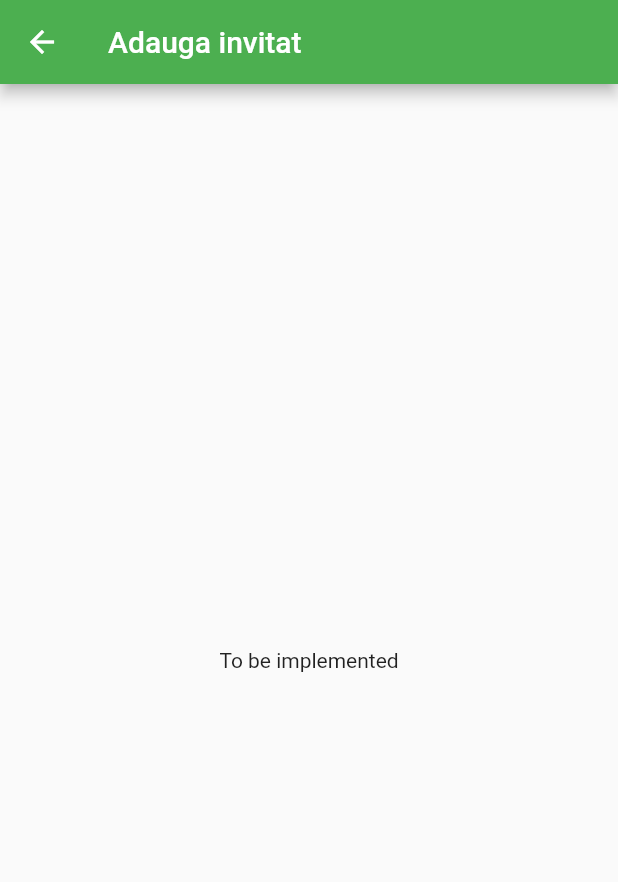
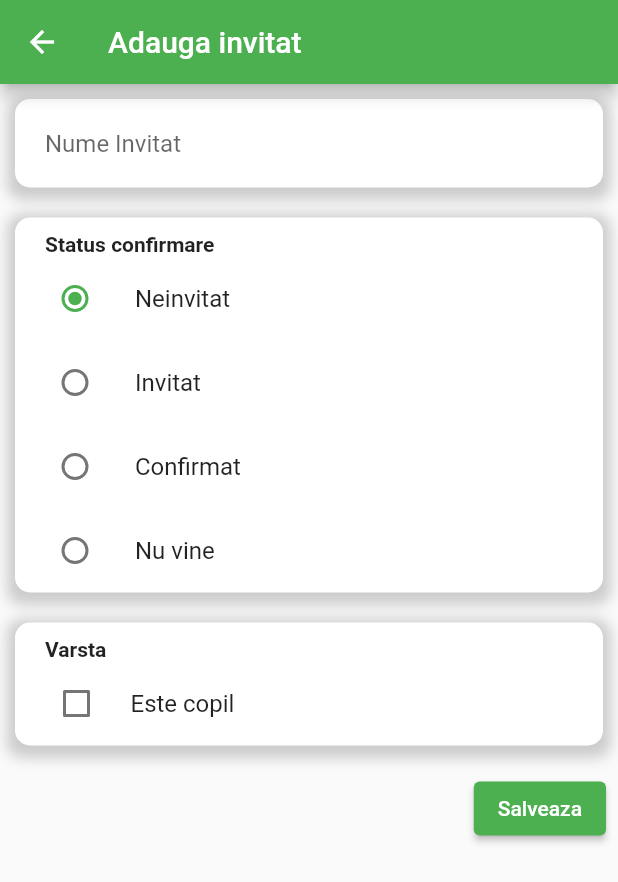
Before and after one commit to MihalutFilip/wedding-mobile-app, a Flutter app: the screen it shows after launch, after a tap on the "add" icon, on a phone screen of 412 x 824 dp. Shown: the top 882 px of the screen. Run offline on Flutter 3.47's test engine with Material 2 defaults, Android fonts, the phone set to English and light mode, and no system bars; network calls fail.

Commit message:
UI for Add Guest

```diff
--- a/lib/main.dart
+++ b/lib/main.dart
@@ -1,7 +1,7 @@
 import 'dart:io';
 
 import 'package:flutter/material.dart';
-import 'package:wedding_mobile_app/screens/add_guest.dart';
+import 'package:wedding_mobile_app/screens/add_guest_screen.dart';
 import 'package:wedding_mobile_app/service.dart';
 
 import 'package:wedding_mobile_app/screens/home.dart';
--- a/lib/models/guest.dart
+++ b/lib/models/guest.dart
@@ -1,11 +1,11 @@
 import 'package:wedding_mobile_app/models/confirmation_type.dart';
 
 class Guest {
-  final String id;
+  final String? id;
   final String name;
   final ConfirmationType confirmationType;
 
-  Guest({required this.id, required this.name, required this.confirmationType});
+  Guest({this.id, required this.name, required this.confirmationType});
 
   factory Guest.fromJson(Map<String, dynamic> json) {
     return Guest(
--- /dev/null
+++ b/lib/models/request_models/add_guest.dart
@@ -0,0 +1,8 @@
+import '../confirmation_type.dart';
+
+class AddGuest {
+  final String name;
+  final ConfirmationType confirmationType;
+
+  AddGuest({required this.name, required this.confirmationType});
+}
--- a/lib/screens/add_guest.dart
+++ /dev/null
@@ -1,17 +0,0 @@
-import 'package:flutter/cupertino.dart';
-import 'package:flutter/material.dart';
-
-class AddGuest extends StatelessWidget {
-  const AddGuest({Key? key}) : super(key: key);
-
-  @override
-  Widget build(BuildContext context) {
-    return Scaffold(
-        appBar: AppBar(
-          title: const Text("Adauga invitat"),
-        ),
-        body: Center(
-          child: Text("To be implemented"),
-        ));
-  }
-}
--- /dev/null
+++ b/lib/screens/add_guest_screen.dart
@@ -0,0 +1,144 @@
+import 'package:flutter/cupertino.dart';
+import 'package:flutter/material.dart';
+import 'package:wedding_mobile_app/models/confirmation_type.dart';
+import 'package:wedding_mobile_app/models/guest.dart';
+import 'package:wedding_mobile_app/models/request_models/add_guest.dart';
+
+class AddGuestWidget extends StatefulWidget {
+  const AddGuestWidget({Key? key}) : super(key: key);
+
+  @override
+  AddGuestScreen createState() => AddGuestScreen();
+}
+
+class AddGuestScreen extends State<AddGuestWidget> {
+  ConfirmationType? _confirmationType = ConfirmationType.NotInvited;
+  bool? _isChild = false;
+
+  @override
+  void initState() {}
+
+  BoxDecoration getBoxDecoration() {
+    return BoxDecoration(
+      color: Colors.white,
+      borderRadius: const BorderRadius.only(
+          topLeft: Radius.circular(10),
+          topRight: Radius.circular(10),
+          bottomLeft: Radius.circular(10),
+          bottomRight: Radius.circular(10)),
+      boxShadow: [
+        BoxShadow(
+          color: Colors.grey.withOpacity(0.5),
+          spreadRadius: 5,
+          blurRadius: 7,
+          offset: const Offset(0, 3), // changes position of shadow
+        ),
+      ],
+    );
+  }
+
+  ListTile getRadioButtonOption(
+      String title, ConfirmationType confirmationType) {
+    return ListTile(
+      title: Text(title),
+      leading: Radio<ConfirmationType>(
+        value: confirmationType,
+        groupValue: _confirmationType,
+        onChanged: (ConfirmationType? value) {
+          setState(() {
+            _confirmationType = value;
+          });
+        },
+      ),
+    );
+  }
+
+  Widget getNameContainer() {
+    return Container(
+        decoration: getBoxDecoration(),
+        margin: const EdgeInsets.all(10.0),
+        child: Column(children: const <Widget>[
+          Padding(
+              padding: EdgeInsets.fromLTRB(20, 20, 20, 20),
+              child: TextField(
+                decoration: InputDecoration.collapsed(hintText: 'Nume Invitat'),
+              )),
+        ]));
+  }
+
+  Widget getRadioButtonContainer() {
+    return Container(
+        decoration: getBoxDecoration(),
+        margin: const EdgeInsets.all(10.0),
+        child: Column(children: <Widget>[
+          const Padding(
+              padding: EdgeInsets.fromLTRB(20, 10, 0, 0),
+              child: Align(
+                alignment: Alignment.centerLeft,
+                child: Text("Status confirmare",
+                    style: TextStyle(
+                      fontWeight: FontWeight.bold,
+                    )),
+              )),
+          getRadioButtonOption('Neinvitat', ConfirmationType.NotInvited),
+          getRadioButtonOption('Invitat', ConfirmationType.Invited),
+          getRadioButtonOption('Confirmat', ConfirmationType.Confirmed),
+          getRadioButtonOption('Nu vine', ConfirmationType.NotComing),
+        ]));
+  }
+
+  Widget getCheckBoxContainer() {
+    return Container(
+        decoration: getBoxDecoration(),
+        margin: const EdgeInsets.all(10.0),
+        child: Column(children: <Widget>[
+          const Padding(
+              padding: EdgeInsets.fromLTRB(20, 10, 0, 0),
+              child: Align(
+                alignment: Alignment.centerLeft,
+                child: Text("Varsta",
+                    style: TextStyle(
+                      fontWeight: FontWeight.bold,
+                    )),
+              )),
+          Padding(
+            padding: const EdgeInsets.only(left: 5),
+            child: CheckboxListTile(
+              title: const Text("Este copil"),
+              value: _isChild,
+              onChanged: (newValue) {
+                setState(() {
+                  _isChild = newValue;
+                });
+              },
+              controlAffinity:
+                  ListTileControlAffinity.leading, //  <-- leading Checkbox
+            ),
+          )
+        ]));
+  }
+
+  @override
+  Widget build(BuildContext context) {
+    return Scaffold(
+        appBar: AppBar(
+          title: const Text("Adauga invitat"),
+        ),
+        body: ListView(scrollDirection: Axis.vertical, children: <Widget>[
+          getNameContainer(),
+          getRadioButtonContainer(),
+          getCheckBoxContainer(),
+          Padding(
+            padding: const EdgeInsets.all(8.0),
+            child: Column(
+                crossAxisAlignment: CrossAxisAlignment.end,
+                children: <Widget>[
+                  ElevatedButton(
+                    onPressed: () {},
+                    child: const Text('Salveaza'),
+                  ),
+                ]),
+          )
+        ]));
+  }
+}
--- a/lib/screens/home.dart
+++ b/lib/screens/home.dart
@@ -4,7 +4,7 @@ import 'package:flutter/material.dart';
 import 'package:wedding_mobile_app/models/confirmation_type.dart';
 import 'package:wedding_mobile_app/models/guest.dart';
 import 'package:wedding_mobile_app/models/pair.dart';
-import 'package:wedding_mobile_app/screens/add_guest.dart';
+import 'package:wedding_mobile_app/screens/add_guest_screen.dart';
 import 'package:wedding_mobile_app/service.dart';
 
 class HomeWidget extends StatefulWidget {
@@ -105,7 +105,8 @@ class HomeWidgetState extends State<HomeWidget> {
               onPressed: () {
                 Navigator.push(
                   context,
-                  MaterialPageRoute(builder: (context) => const AddGuest()),
+                  MaterialPageRoute(
+                      builder: (context) => const AddGuestWidget()),
                 );
               },
               child: Icon(Icons.add),
```
